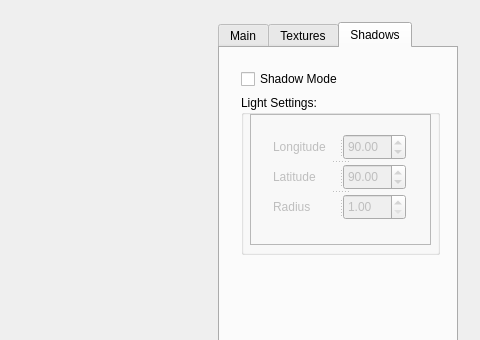
mvm9289/va-qt2011, file trunk/TexturesYOmbres/app/Principal.ui: the form before one commit; both pictures show x 424 to 904 and y 0 to 340 of the 904 by 700 pixel window.
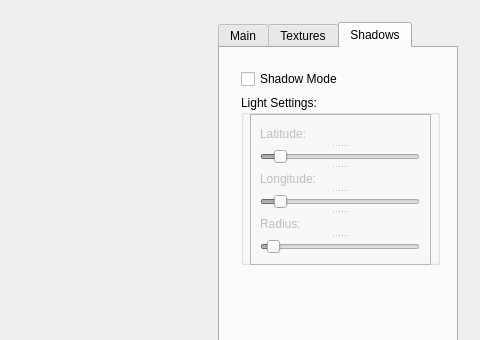
The form after the commit. The open tabs and pages were chosen to show the change. Custom widgets are drawn as their Qt base class.

Commit message: Light movement done with sliders instead of spins

The edit to the form file:
```diff
--- a/trunk/TexturesYOmbres/app/Principal.ui
+++ b/trunk/TexturesYOmbres/app/Principal.ui
@@ -600,7 +600,7 @@
             <property name="minimumSize">
              <size>
               <width>0</width>
-              <height>160</height>
+              <height>170</height>
              </size>
             </property>
             <property name="title">
@@ -615,7 +615,7 @@
                <x>9</x>
                <y>19</y>
                <width>181</width>
-               <height>131</height>
+               <height>151</height>
               </rect>
              </property>
              <property name="frameShape">
@@ -624,116 +624,167 @@
              <property name="frameShadow">
               <enum>QFrame::Raised</enum>
              </property>
-             <widget class="QSplitter" name="splitter_4">
+             <widget class="QSplitter" name="splitter">
               <property name="geometry">
                <rect>
-                <x>23</x>
-                <y>20</y>
-                <width>133</width>
-                <height>90</height>
+                <x>10</x>
+                <y>10</y>
+                <width>160</width>
+                <height>131</height>
                </rect>
               </property>
               <property name="orientation">
                <enum>Qt::Vertical</enum>
               </property>
-              <widget class="QSplitter" name="splitter">
+              <widget class="QLabel" name="label_3">
+               <property name="sizePolicy">
+                <sizepolicy hsizetype="Fixed" vsizetype="Preferred">
+                 <horstretch>0</horstretch>
+                 <verstretch>0</verstretch>
+                </sizepolicy>
+               </property>
+               <property name="minimumSize">
+                <size>
+                 <width>71</width>
+                 <height>16</height>
+                </size>
+               </property>
+               <property name="text">
+                <string>Latitude:</string>
+               </property>
+              </widget>
+              <widget class="QSlider" name="horizontalSlider">
+               <property name="sizePolicy">
+                <sizepolicy hsizetype="Fixed" vsizetype="Fixed">
+                 <horstretch>0</horstretch>
+                 <verstretch>0</verstretch>
+                </sizepolicy>
+               </property>
+               <property name="minimumSize">
+                <size>
+                 <width>160</width>
+                 <height>17</height>
+                </size>
+               </property>
+               <property name="maximumSize">
+                <size>
+                 <width>160</width>
+                 <height>17</height>
+                </size>
+               </property>
+               <property name="maximum">
+                <number>999</number>
+               </property>
+               <property name="value">
+                <number>90</number>
+               </property>
                <property name="orientation">
                 <enum>Qt::Horizontal</enum>
                </property>
-               <widget class="QLabel" name="label">
-                <property name="text">
-                 <string>Longitude</string>
-                </property>
-               </widget>
-               <widget class="QDoubleSpinBox" name="doubleSpinBox">
-                <property name="minimumSize">
-                 <size>
-                  <width>63</width>
-                  <height>26</height>
-                 </size>
-                </property>
-                <property name="maximumSize">
-                 <size>
-                  <width>63</width>
-                  <height>26</height>
-                 </size>
-                </property>
-                <property name="maximum">
-                 <double>999.990000000000009</double>
-                </property>
-                <property name="singleStep">
-                 <double>0.500000000000000</double>
-                </property>
-                <property name="value">
-                 <double>90.000000000000000</double>
-                </property>
-               </widget>
+               <property name="tickPosition">
+                <enum>QSlider::NoTicks</enum>
+               </property>
               </widget>
-              <widget class="QSplitter" name="splitter_2">
+              <widget class="QLabel" name="label_2">
+               <property name="sizePolicy">
+                <sizepolicy hsizetype="Fixed" vsizetype="Preferred">
+                 <horstretch>0</horstretch>
+                 <verstretch>0</verstretch>
+                </sizepolicy>
+               </property>
+               <property name="minimumSize">
+                <size>
+                 <width>71</width>
+                 <height>16</height>
+                </size>
+               </property>
+               <property name="text">
+                <string>Longitude:</string>
+               </property>
+              </widget>
+              <widget class="QSlider" name="horizontalSlider_2">
+               <property name="sizePolicy">
+                <sizepolicy hsizetype="Fixed" vsizetype="Fixed">
+                 <horstretch>0</horstretch>
+                 <verstretch>0</verstretch>
+                </sizepolicy>
+               </property>
+               <property name="minimumSize">
+                <size>
+                 <width>160</width>
+                 <height>17</height>
+                </size>
+               </property>
+               <property name="maximumSize">
+                <size>
+                 <width>160</width>
+                 <height>17</height>
+                </size>
+               </property>
+               <property name="maximum">
+                <number>999</number>
+               </property>
+               <property name="value">
+                <number>90</number>
+               </property>
                <property name="orientation">
                 <enum>Qt::Horizontal</enum>
                </property>
-               <widget class="QLabel" name="label_2">
-                <property name="text">
-                 <string>Latitude</string>
-                </property>
-               </widget>
-               <widget class="QDoubleSpinBox" name="doubleSpinBox_2">
-                <property name="minimumSize">
-                 <size>
-                  <width>63</width>
-                  <height>26</height>
-                 </size>
-                </property>
-                <property name="maximumSize">
-                 <size>
-                  <width>63</width>
-                  <height>26</height>
-                 </size>
-                </property>
-                <property name="maximum">
-                 <double>999.990000000000009</double>
-                </property>
-                <property name="singleStep">
-                 <double>0.500000000000000</double>
-                </property>
-                <property name="value">
-                 <double>90.000000000000000</double>
-                </property>
-               </widget>
+               <property name="tickPosition">
+                <enum>QSlider::NoTicks</enum>
+               </property>
               </widget>
-              <widget class="QSplitter" name="splitter_3">
+              <widget class="QLabel" name="label">
+               <property name="sizePolicy">
+                <sizepolicy hsizetype="Fixed" vsizetype="Preferred">
+                 <horstretch>0</horstretch>
+                 <verstretch>0</verstretch>
+                </sizepolicy>
+               </property>
+               <property name="minimumSize">
+                <size>
+                 <width>71</width>
+                 <height>16</height>
+                </size>
+               </property>
+               <property name="text">
+                <string>Radius:</string>
+               </property>
+              </widget>
+              <widget class="QSlider" name="horizontalSlider_3">
+               <property name="sizePolicy">
+                <sizepolicy hsizetype="Fixed" vsizetype="Fixed">
+                 <horstretch>0</horstretch>
+                 <verstretch>0</verstretch>
+                </sizepolicy>
+               </property>
+               <property name="minimumSize">
+                <size>
+                 <width>160</width>
+                 <height>17</height>
+                </size>
+               </property>
+               <property name="maximumSize">
+                <size>
+                 <width>160</width>
+                 <height>17</height>
+                </size>
+               </property>
+               <property name="minimum">
+                <number>1</number>
+               </property>
+               <property name="maximum">
+                <number>100</number>
+               </property>
+               <property name="value">
+                <number>5</number>
+               </property>
                <property name="orientation">
                 <enum>Qt::Horizontal</enum>
                </property>
-               <widget class="QLabel" name="label_3">
-                <property name="text">
-                 <string>Radius</string>
-                </property>
-               </widget>
-               <widget class="QDoubleSpinBox" name="doubleSpinBox_3">
-                <property name="minimumSize">
-                 <size>
-                  <width>63</width>
-                  <height>26</height>
-                 </size>
-                </property>
-                <property name="maximumSize">
-                 <size>
-                  <width>63</width>
-                  <height>26</height>
-                 </size>
-                </property>
-                <property name="minimum">
-                 <double>1.000000000000000</double>
-                </property>
-                <property name="singleStep">
-                 <double>0.500000000000000</double>
-                </property>
-                <property name="value">
-                 <double>1.000000000000000</double>
-                </property>
-               </widget>
+               <property name="tickPosition">
+                <enum>QSlider::NoTicks</enum>
+               </property>
               </widget>
              </widget>
             </widget>
@@ -747,7 +798,7 @@
             <property name="sizeHint" stdset="0">
              <size>
               <width>20</width>
-              <height>365</height>
+              <height>320</height>
              </size>
             </property>
            </spacer>
```
Left out of the diff: 140 changed lines with no effect on the pictures. The commit also changes 3 other files.
